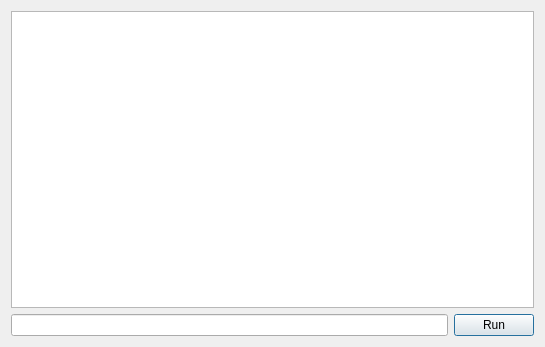
Before: the Qt Designer form src/ui/console.ui in clementine-player/Clementine, drawn with Qt 5.
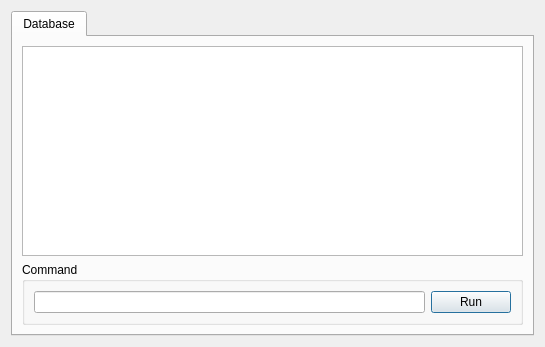
After: the same form once the commit is applied.

Commit message: console: Refactor console dialog to use tabs

Patch:
```diff
--- a/src/ui/console.ui
+++ b/src/ui/console.ui
@@ -13,27 +13,42 @@
   <property name="windowTitle">
    <string>Console</string>
   </property>
-  <layout class="QGridLayout" name="gridLayout">
-   <item row="0" column="0">
     <layout class="QVBoxLayout" name="verticalLayout">
      <item>
-      <widget class="QTextBrowser" name="output"/>
+    <widget class="QTabWidget" name="tabWidget">
+     <property name="currentIndex">
+      <number>0</number>
+     </property>
+     <widget class="QWidget" name="database_tab">
+      <attribute name="title">
+       <string>Database</string>
+      </attribute>
+      <layout class="QVBoxLayout" name="verticalLayout_3">
+       <item>
+        <widget class="QTextBrowser" name="database_output"/>
      </item>
      <item>
-      <layout class="QHBoxLayout" name="horizontalLayout">
+        <widget class="QGroupBox" name="database_command_group">
+         <property name="title">
+          <string>Command</string>
+         </property>
+         <layout class="QHBoxLayout" name="horizontalLayout_4">
        <item>
-        <widget class="QLineEdit" name="query"/>
+           <widget class="QLineEdit" name="database_query"/>
        </item>
        <item>
-        <widget class="QPushButton" name="run">
+           <widget class="QPushButton" name="database_run">
          <property name="text">
           <string>Run</string>
          </property>
         </widget>
        </item>
       </layout>
-     </item>
-    </layout>
+        </widget>
+       </item>
+      </layout>
+     </widget>
+    </widget>
    </item>
   </layout>
  </widget>
```
Left out of the diff: 5 changed lines with no effect on the pictures. Lines whose indentation alone changed are shown as unchanged. The commit also changes 1 other file.
